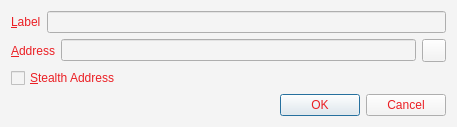
This is src/qt/forms/editaddressdialog.ui in SaltineChips/endox as Qt 5 draws it before an edit. The edited form follows.
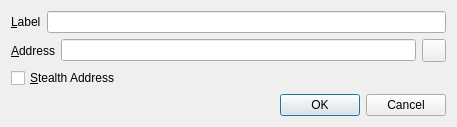
This is the edited form. Icons and pictures are not drawn.

```diff
--- a/src/qt/forms/editaddressdialog.ui
+++ b/src/qt/forms/editaddressdialog.ui
@@ -14,17 +14,13 @@
    <string>Edit Address</string>
   </property>
   <property name="styleSheet">
-   <string notr="true">color: rgb(204, 155, 68);
-background-color: rgb(244, 244, 244);</string>
+   <string notr="true"/>
   </property>
   <layout class="QGridLayout" name="gridLayout_2">
    <item row="0" column="0">
     <layout class="QHBoxLayout" name="horizontalLayout_4">
      <item>
       <widget class="QLabel" name="label">
-       <property name="styleSheet">
-        <string notr="true">color: #eb1f24</string>
-       </property>
        <property name="text">
         <string>&amp;Label</string>
        </property>
@@ -49,9 +45,6 @@
     <layout class="QHBoxLayout" name="horizontalLayout_3">
      <item>
       <widget class="QLabel" name="label_2">
-       <property name="styleSheet">
-        <string notr="true">color: #eb1f24</string>
-       </property>
        <property name="text">
         <string>&amp;Address</string>
        </property>
@@ -91,9 +84,6 @@
    </item>
    <item row="2" column="0">
     <widget class="QCheckBox" name="stealthCB">
-     <property name="styleSheet">
-      <string notr="true">color: #eb1f24</string>
-     </property>
      <property name="text">
       <string>&amp;Stealth Address</string>
      </property>
@@ -101,9 +91,6 @@
    </item>
    <item row="3" column="0">
     <widget class="QDialogButtonBox" name="buttonBox">
-     <property name="styleSheet">
-      <string notr="true">color: #eb1f24</string>
-     </property>
      <property name="orientation">
       <enum>Qt::Horizontal</enum>
      </property>
```
Left out of the diff: 6 changed lines with no effect on the pictures.
